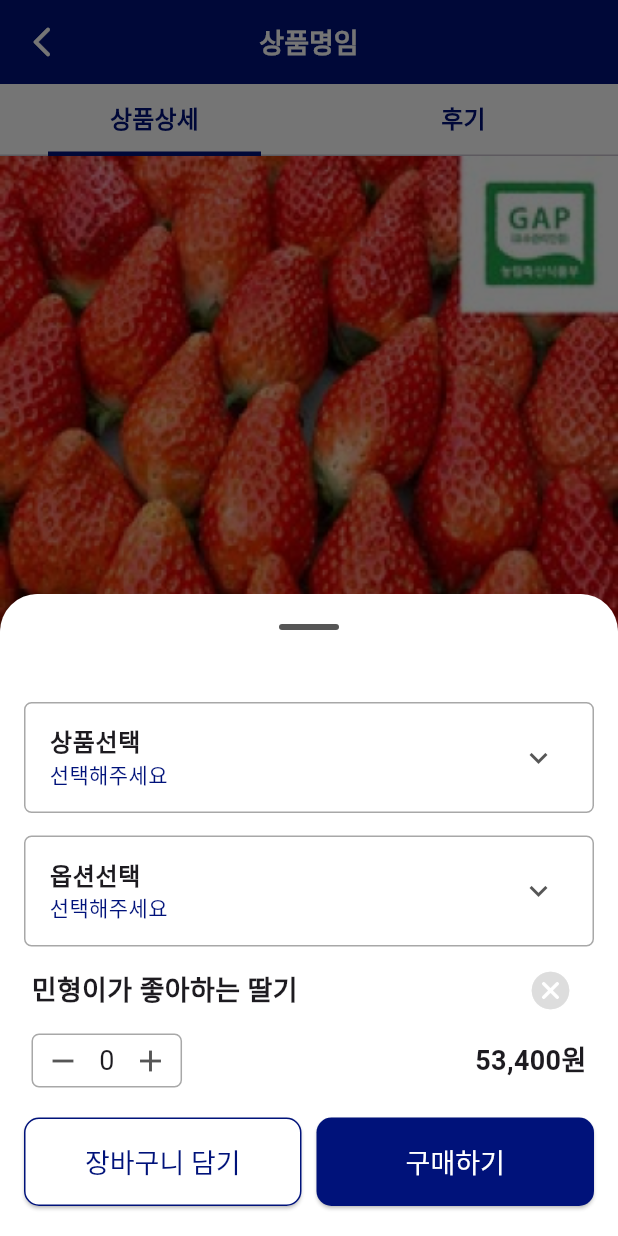
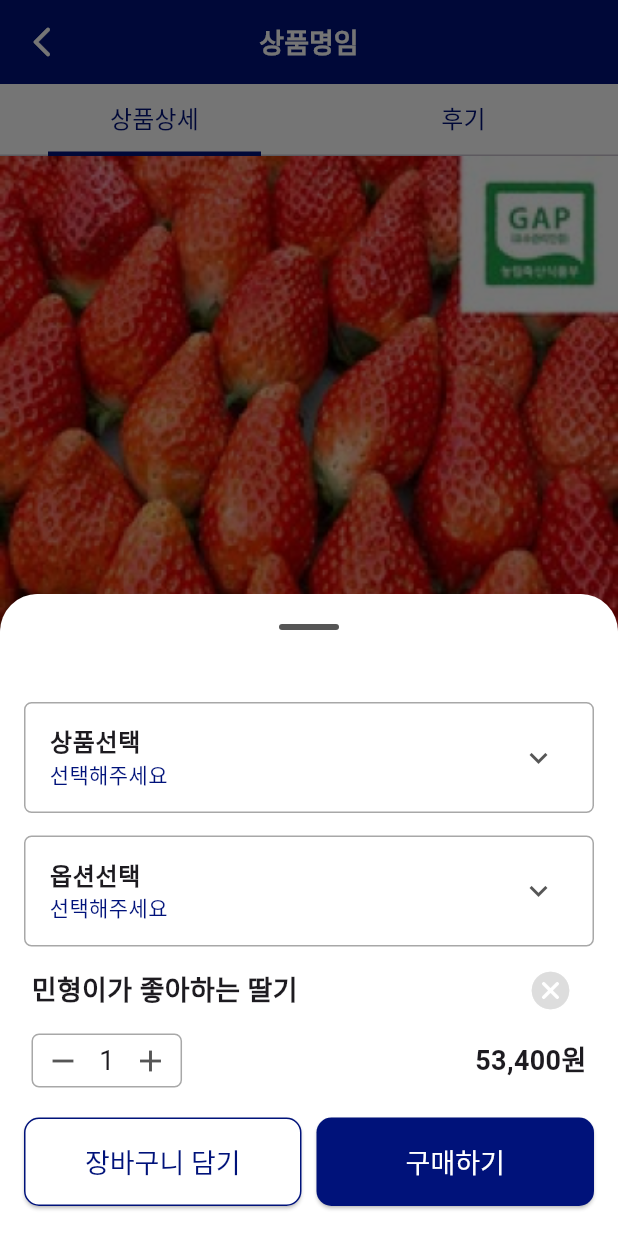
Before and after one commit to pedada6684/STA-D, a Flutter app: the ProductScreen screen opened directly, after a tap on "주문하기", on a phone screen of 412 x 824 dp. Run offline on Flutter 3.47's test engine with Material 3 defaults, Android fonts, the phone set to English and light mode, and no system bars; our stand-ins replace dio, firebase_auth, firebase_core, flutter_carousel_widget, flutter_secure_storage, google_sign_in and 1 more; missing offline and left inert: jwt_decode, qr_code_scanner; accounts and stored records are empty; network calls fail.

Commit message:
refactor: bottom sheet 리팩토링

```diff
--- a/stad/lib/component/app_bar.dart
+++ b/stad/lib/component/app_bar.dart
@@ -46,13 +46,13 @@ class CustomAppBar extends StatelessWidget implements PreferredSizeWidget {
                   indicatorPadding: EdgeInsets.symmetric(horizontal: 32.0),
                   indicatorSize: TabBarIndicatorSize.tab,
                   labelStyle: TextStyle(
-                      color: mainNavy,
-                      fontSize: 16.0,
-                      fontWeight: FontWeight.bold),
+                    color: mainNavy,
+                    fontSize: 16.0,
+                  ),
                   unselectedLabelStyle: TextStyle(
-                      color: mainNavy,
-                      fontSize: 16.0,
-                      fontWeight: FontWeight.bold),
+                    color: mainNavy,
+                    fontSize: 16.0,
+                  ),
                   tabs: const [
                     Tab(text: '상품상세'),
                     Tab(text: '후기'),
--- /dev/null
+++ b/stad/lib/component/custom_dropdown.dart
@@ -0,0 +1,71 @@
+import 'package:flutter/material.dart';
+import 'package:stad/constant/colors.dart';
+
+class CustomDropdown extends StatelessWidget {
+  final String title;
+  final List<String> options;
+  final String? selectedOption;
+  final bool isExpanded;
+  final Function() onToggle;
+  final Function(String?) onSelect;
+
+  const CustomDropdown({
+    Key? key,
+    required this.title,
+    required this.options,
+    this.selectedOption,
+    required this.isExpanded,
+    required this.onToggle,
+    required this.onSelect,
+  }) : super(key: key);
+
+  @override
+  Widget build(BuildContext context) {
+    return Container(
+      // margin: const EdgeInsets.only(bottom: 8.0), // 간격 추가
+      decoration: BoxDecoration(
+        border: Border.all(color: midGray, width: 1),
+        borderRadius: BorderRadius.circular(5.0),
+      ),
+      child: Column(
+        children: [
+          ListTile(
+            title: Text(title,
+                style: TextStyle(fontSize: 16, fontWeight: FontWeight.bold)),
+            // 제목 스타일 조정
+            subtitle: Text(selectedOption ?? '선택해주세요',
+                style: TextStyle(color: mainNavy)),
+            // 서브타이틀 스타일 조정
+            trailing: Icon(
+              isExpanded ? Icons.keyboard_arrow_up : Icons.keyboard_arrow_down,
+              color: darkGray,
+            ),
+            onTap: onToggle,
+          ),
+          if (isExpanded) // 옵션 위에 구분선 추가
+            ...options.map((option) {
+              bool isSelected = selectedOption == option;
+              return Column(
+                children: [
+                  Divider(
+                    height: 1,
+                  ),
+                  ListTile(
+                    title: Text(option),
+                    leading: isSelected
+                        ? Icon(Icons.check_circle, color: mainNavy)
+                        : Icon(Icons.radio_button_unchecked, color: mainNavy),
+                    // 체크박스 아이콘 조정
+                    onTap: () {
+                      onSelect(isSelected ? null : option); // 선택된 항목을 다시 탭하면 해제
+                    },
+                  ),
+                  // Divider(height: 1), // 옵션 사이의 구분선 추가
+                ],
+              );
+            }).toList(),
+        ],
+      ),
+    );
+  }
+}
--- /dev/null
+++ b/stad/lib/component/quantity_changer.dart
@@ -0,0 +1,101 @@
+import 'package:flutter/material.dart';
+import 'package:stad/constant/colors.dart';
+
+class QuantityChanger extends StatefulWidget {
+  @override
+  _QuantityChangerState createState() => _QuantityChangerState();
+}
+
+class _QuantityChangerState extends State<QuantityChanger> {
+  int quantity = 1;
+
+  void increment() {
+    setState(() {
+      quantity++;
+    });
+  }
+
+  void decrement() {
+    if (quantity == 1) return;
+    setState(() {
+      quantity--;
+    });
+  }
+
+  @override
+  Widget build(BuildContext context) {
+    return Column(
+      mainAxisAlignment: MainAxisAlignment.spaceBetween,
+      children: [
+        Padding(
+          padding: const EdgeInsets.all(5.0),
+          child: Row(
+            mainAxisAlignment: MainAxisAlignment.spaceBetween,
+            children: [
+              Text(
+                '민형이가 좋아하는 딸기',
+                style: TextStyle(
+                  fontSize: 18,
+                  fontWeight: FontWeight.bold,
+                ),
+              ),
+              IconButton(
+                iconSize: 30.0,
+                onPressed: () {},
+                icon: Icon(
+                  Icons.cancel_rounded,
+                  color: mainGray,
+                ),
+              ),
+            ],
+          ),
+        ),
+        Padding(
+          padding: const EdgeInsets.symmetric(horizontal: 5.0),
+          child: Row(
+            mainAxisAlignment: MainAxisAlignment.spaceBetween,
+            crossAxisAlignment: CrossAxisAlignment.center,
+            children: [
+              Container(
+                decoration: BoxDecoration(
+                    border: Border.all(color: midGray),
+                    shape: BoxShape.rectangle,
+                    borderRadius: BorderRadius.circular(5.0)),
+                child: Row(
+                  crossAxisAlignment: CrossAxisAlignment.center,
+                  children: [
+                    _buildCounterButton(Icons.remove, decrement),
+                    Padding(
+                      padding: const EdgeInsets.all(4.0),
+                      child: Text(
+                        '$quantity',
+                        style: TextStyle(fontSize: 18.0),
+                      ),
+                    ),
+                    _buildCounterButton(Icons.add, increment),
+                  ],
+                ),
+              ),
+              Text('53,400원',
+                  style: TextStyle(fontSize: 18, fontWeight: FontWeight.bold)),
+            ],
+          ),
+        ),
+      ],
+    );
+  }
+
+  Widget _buildCounterButton(IconData icon, VoidCallback onPressed) {
+    return GestureDetector(
+      onTap: onPressed,
+      child: Container(
+        color: Colors.transparent, // 버튼 배경 색상을 지정할 수 있습니다.
+        padding: EdgeInsets.symmetric(horizontal: 8, vertical: 4),
+        child: Icon(
+          icon,
+          color: darkGray,
+        ),
+      ),
+    );
+  }
+}
--- a/stad/lib/screen/product/option_bottom_sheet.dart
+++ b/stad/lib/screen/product/option_bottom_sheet.dart
@@ -1,7 +1,7 @@
-import 'dart:ffi';
-
 import 'package:flutter/material.dart';
 import 'package:stad/constant/colors.dart';
+import 'package:stad/component/custom_dropdown.dart';
+import 'package:stad/component/quantity_changer.dart';
 
 // 모달 바텀 시트를 띄우는 함수
 void showProductOptionBottomSheet(BuildContext context) {
@@ -101,7 +101,7 @@ class _ProductOptionBottomSheetState extends State<ProductOptionBottomSheet> {
               onToggle: toggleOptionExpanded,
               onSelect: selectOption,
             ),
-            _buildQuantityChanger(),
+            QuantityChanger(),
             _buildTotalPrice(),
             _buildActionButtons(context),
           ],
@@ -109,156 +109,6 @@ class _ProductOptionBottomSheetState extends State<ProductOptionBottomSheet> {
       ),
     );
   }
-}
-
-class CustomDropdown extends StatelessWidget {
-  final String title;
-  final List<String> options;
-  final String? selectedOption;
-  final bool isExpanded;
-  final Function() onToggle;
-  final Function(String?) onSelect;
-
-  const CustomDropdown({
-    Key? key,
-    required this.title,
-    required this.options,
-    this.selectedOption,
-    required this.isExpanded,
-    required this.onToggle,
-    required this.onSelect,
-  }) : super(key: key);
-
-  @override
-  Widget build(BuildContext context) {
-    return Container(
-      // margin: const EdgeInsets.only(bottom: 8.0), // 간격 추가
-      decoration: BoxDecoration(
-        border: Border.all(color: midGray, width: 1),
-        borderRadius: BorderRadius.circular(5.0),
-      ),
-      child: Column(
-        children: [
-          ListTile(
-            title: Text(title,
-                style: TextStyle(fontSize: 16, fontWeight: FontWeight.bold)),
-            // 제목 스타일 조정
-            subtitle: Text(selectedOption ?? '선택해주세요',
-                style: TextStyle(color: mainNavy)),
-            // 서브타이틀 스타일 조정
-            trailing: Icon(
-              isExpanded ? Icons.keyboard_arrow_up : Icons.keyboard_arrow_down,
-              color: darkGray,
-            ),
-            onTap: onToggle,
-          ),
-          if (isExpanded) // 옵션 위에 구분선 추가
-            ...options.map((option) {
-              bool isSelected = selectedOption == option;
-              return Column(
-                children: [
-                  Divider(
-                    height: 1,
-                  ),
-                  ListTile(
-                    title: Text(option),
-                    leading: isSelected
-                        ? Icon(Icons.check_circle, color: mainNavy)
-                        : Icon(Icons.radio_button_unchecked, color: mainNavy),
-                    // 체크박스 아이콘 조정
-                    onTap: () {
-                      onSelect(isSelected ? null : option); // 선택된 항목을 다시 탭하면 해제
-                    },
-                  ),
-                  // Divider(height: 1), // 옵션 사이의 구분선 추가
-                ],
-              );
-            }).toList(),
-        ],
-      ),
-    );
-  }
-}
-
-Widget _buildQuantityChanger() {
-  // You can use a stateful widget to manage the state of quantity
-  int quantity = 0; // Example static quantity
-  return Column(
-    mainAxisAlignment: MainAxisAlignment.spaceBetween,
-    children: [
-      Padding(
-        padding: const EdgeInsets.all(5.0),
-        child: Row(
-          mainAxisAlignment: MainAxisAlignment.spaceBetween,
-          children: [
-            Text(
-              '민형이가 좋아하는 딸기',
-              style: TextStyle(
-                fontSize: 18,
-                fontWeight: FontWeight.bold,
-              ),
-            ),
-            IconButton(
-                iconSize: 30.0,
-                onPressed: () {},
-                icon: Icon(
-                  Icons.cancel_rounded,
-                  color: mainGray,
-                ))
-          ],
-        ),
-      ),
-      Padding(
-        padding: const EdgeInsets.symmetric(horizontal: 5.0),
-        child: Row(
-          mainAxisAlignment: MainAxisAlignment.spaceBetween,
-          crossAxisAlignment: CrossAxisAlignment.center,
-          children: [
-            Container(
-              decoration: BoxDecoration(
-                  border: Border.all(color: midGray),
-                  shape: BoxShape.rectangle,
-                  borderRadius: BorderRadius.circular(5.0)),
-              child: Row(
-                crossAxisAlignment: CrossAxisAlignment.center,
-                children: [
-                  _buildCounterButton(Icons.remove, () {
-                    // 수량 감소
-                  }),
-                  Padding(
-                    padding: const EdgeInsets.all(4.0),
-                    child: Text(
-                      '$quantity',
-                      style: TextStyle(fontSize: 18.0),
-                    ),
-                  ),
-                  _buildCounterButton(Icons.add, () {
-                    // 수량 증가
-                  }),
-                ],
-              ),
-            ),
-            Text('53,400원',
-                style: TextStyle(fontSize: 18, fontWeight: FontWeight.bold)),
-          ],
-        ),
-      ),
-    ],
-  );
-}
-
-Widget _buildCounterButton(IconData icon, VoidCallback onPressed) {
-  return GestureDetector(
-    onTap: onPressed,
-    child: Container(
-      color: Colors.transparent, // 버튼 배경 색상을 지정할 수 있습니다.
-      padding: EdgeInsets.symmetric(horizontal: 8, vertical: 4),
-      child: Icon(
-        icon,
-        color: darkGray,
-      ),
-    ),
-  );
 }
 
 Widget _buildTotalPrice() {
--- a/stad/lib/screen/product/product_detail_screen.dart
+++ b/stad/lib/screen/product/product_detail_screen.dart
@@ -26,7 +26,7 @@ class ProductDetailScreen extends StatelessWidget {
                       '상품명임',
                       style: TextStyle(
                         fontSize: 20.0,
-                        fontWeight: FontWeight.w900,
+                        fontWeight: FontWeight.w700,
                       ),
                     ),
                     Text(
```
Also changed, not shown: stad/lib/services/ad_service.dart (added, +26 -0 lines).
